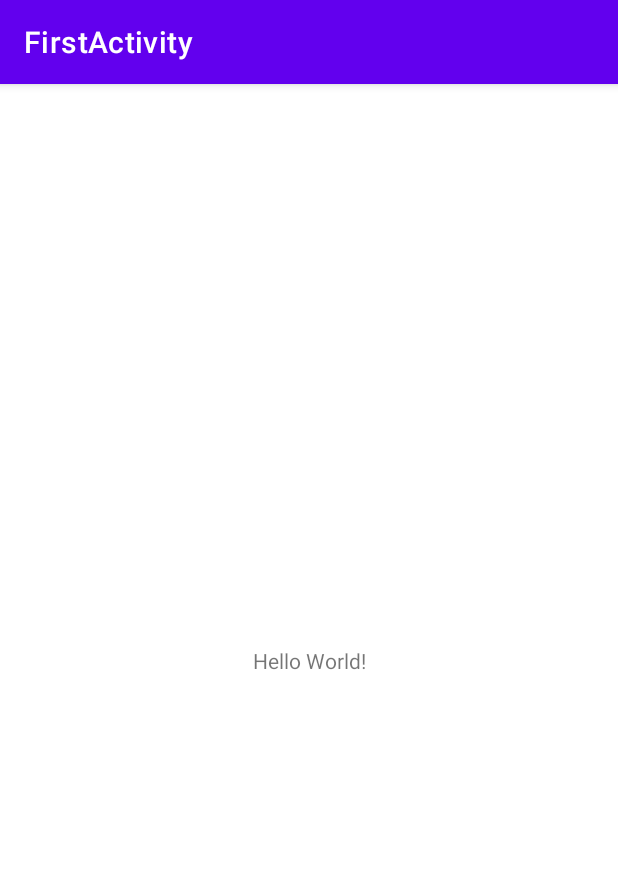
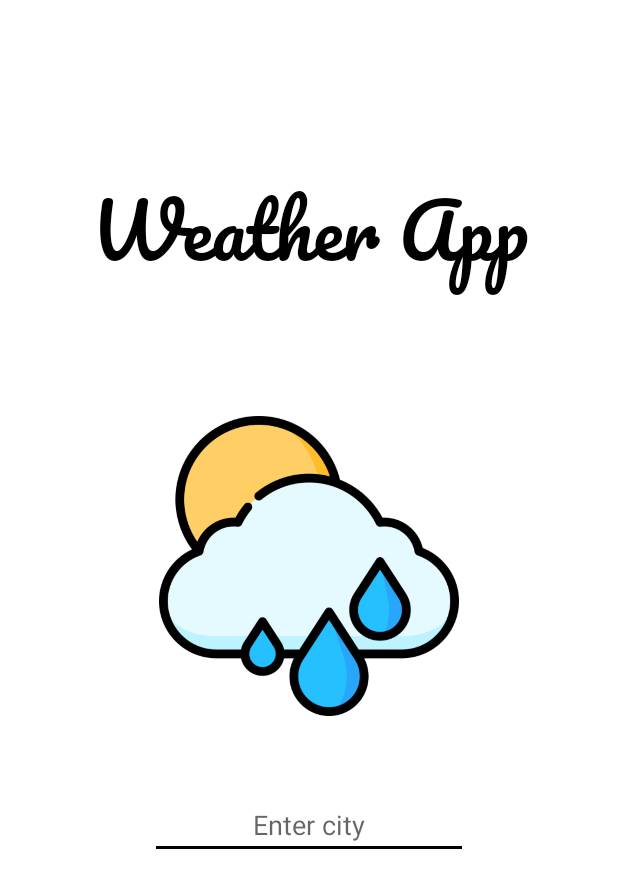
Before and after one commit to Saregard/module-303---app-2-weather-app-team-1, an Android app: the screen it shows after launch (MainActivity), on a phone screen of 412 x 824 dp. Shown: the top 888 px of the screen. Run offline under Robolectric (Android 15) with nearby library versions, the phone set to English and light mode, and no system bars.

Commit message:
Created first screen

```diff
--- a/app/src/main/java/com/example/firstactivity/activity/MainActivity.kt
+++ b/app/src/main/java/com/example/firstactivity/activity/MainActivity.kt
@@ -1,14 +1,52 @@
 package com.example.firstactivity.activity
 
+import android.content.Context
 import androidx.appcompat.app.AppCompatActivity
 import android.os.Bundle
+import android.view.KeyEvent
+import android.view.View
+import android.view.inputmethod.InputMethodManager
+import android.widget.EditText
+import android.widget.ProgressBar
+import android.widget.TextView
 import com.example.firstactivity.R
 
-class MainActivity : AppCompatActivity() {
+class MainActivity : AppCompatActivity(), TextView.OnEditorActionListener {
+
+    private var editTextCity: EditText? = null
+    private var progressBar: ProgressBar? = null
+    private var imm: InputMethodManager? = null
+
     override fun onCreate(savedInstanceState: Bundle?) {
         super.onCreate(savedInstanceState)
         setContentView(R.layout.activity_main)
 
-"hello"
+        editTextCity = findViewById(R.id.editText_enter_city)
+        progressBar = findViewById(R.id.progress_bar)
+        imm = getSystemService(Context.INPUT_METHOD_SERVICE) as InputMethodManager
+
+        editTextCity?.setOnEditorActionListener(this)
+
     }
+
+    override fun onEditorAction(v: TextView?, actionId: Int, event: KeyEvent?): Boolean {
+        val cities =
+            return if (v == editTextCity) {
+                val city = editTextCity?.text?.trim().toString()
+
+                if (city.isBlank() or city.isEmpty()) {
+                    editTextCity?.error = getString(R.string.you_need_to_enter_a_city)
+                } else {
+                    imm?.hideSoftInputFromWindow(editTextCity?.windowToken, 0)
+                    progressBar?.visibility = View.VISIBLE
+                    getWeatherForCity(city)
+                }
+                true
+            } else
+                false
+    }
+
+    private fun getWeatherForCity(city: String) {
+    }
+
 }
--- a/app/src/main/res/layout/activity_main.xml
+++ b/app/src/main/res/layout/activity_main.xml
@@ -1,18 +1,47 @@
 <?xml version="1.0" encoding="utf-8"?>
-<androidx.constraintlayout.widget.ConstraintLayout xmlns:android="http://schemas.android.com/apk/res/android"
-    xmlns:app="http://schemas.android.com/apk/res-auto"
+<LinearLayout xmlns:android="http://schemas.android.com/apk/res/android"
     xmlns:tools="http://schemas.android.com/tools"
     android:layout_width="match_parent"
     android:layout_height="match_parent"
+    android:orientation="vertical"
     tools:context=".activity.MainActivity">
 
     <TextView
-        android:layout_width="wrap_content"
+        android:id="@+id/banner_text"
+        android:layout_width="match_parent"
         android:layout_height="wrap_content"
-        android:text="Hello World!"
-        app:layout_constraintBottom_toBottomOf="parent"
-        app:layout_constraintLeft_toLeftOf="parent"
-        app:layout_constraintRight_toRightOf="parent"
-        app:layout_constraintTop_toTopOf="parent" />
+        android:layout_marginTop="100dp"
+        android:fontFamily="@font/pacifico"
+        android:gravity="center_horizontal"
+        android:text="@string/weather_app"
+        android:textAlignment="center"
+        android:textColor="@color/black"
+        android:textSize="50sp" />
 
-</androidx.constraintlayout.widget.ConstraintLayout>
+    <ImageView
+        android:layout_width="200dp"
+        android:layout_height="200dp"
+        android:layout_gravity="center"
+        android:layout_marginTop="80dp"
+        android:src="@drawable/weatherapp" />
+
+    <EditText
+        android:id="@+id/editText_enter_city"
+        android:layout_width="match_parent"
+        android:layout_height="wrap_content"
+        android:layout_marginHorizontal="100dp"
+        android:layout_marginTop="50dp"
+        android:backgroundTint="@color/black"
+        android:gravity="center"
+        android:hint="@string/enter_city"
+        android:imeOptions="actionSearch"
+        android:inputType="text"
+        android:maxLines="1" />
+
+    <ProgressBar
+        android:id="@+id/progress_bar"
+        android:layout_width="match_parent"
+        android:layout_height="wrap_content"
+        android:visibility="invisible" />
+
+</LinearLayout>
--- a/app/src/main/res/values-night/themes.xml
+++ b/app/src/main/res/values-night/themes.xml
@@ -1,6 +1,6 @@
 <resources xmlns:tools="http://schemas.android.com/tools">
     <!-- Base application theme. -->
-    <style name="Theme.FirstActivity" parent="Theme.MaterialComponents.DayNight.DarkActionBar">
+    <style name="Theme.FirstActivity" parent="Theme.MaterialComponents.DayNight.NoActionBar">
         <!-- Primary brand color. -->
         <item name="colorPrimary">@color/purple_200</item>
         <item name="colorPrimaryVariant">@color/purple_700</item>
--- a/app/src/main/res/values/strings.xml
+++ b/app/src/main/res/values/strings.xml
@@ -1,3 +1,7 @@
 <resources>
     <string name="app_name">FirstActivity</string>
+    <string name="weather_app">Weather App</string>
+    <string name="enter_city">Enter city</string>
+    <string name="you_need_to_enter_a_city">You need to enter a city</string>
+    <string name="the_data_for_that_city_does_not_exist">The data for that city does not exist</string>
 </resources>
--- a/app/src/main/res/values/themes.xml
+++ b/app/src/main/res/values/themes.xml
@@ -1,6 +1,6 @@
 <resources xmlns:tools="http://schemas.android.com/tools">
     <!-- Base application theme. -->
-    <style name="Theme.FirstActivity" parent="Theme.MaterialComponents.DayNight.DarkActionBar">
+    <style name="Theme.FirstActivity" parent="Theme.MaterialComponents.DayNight.NoActionBar">
         <!-- Primary brand color. -->
         <item name="colorPrimary">@color/purple_500</item>
         <item name="colorPrimaryVariant">@color/purple_700</item>
```
